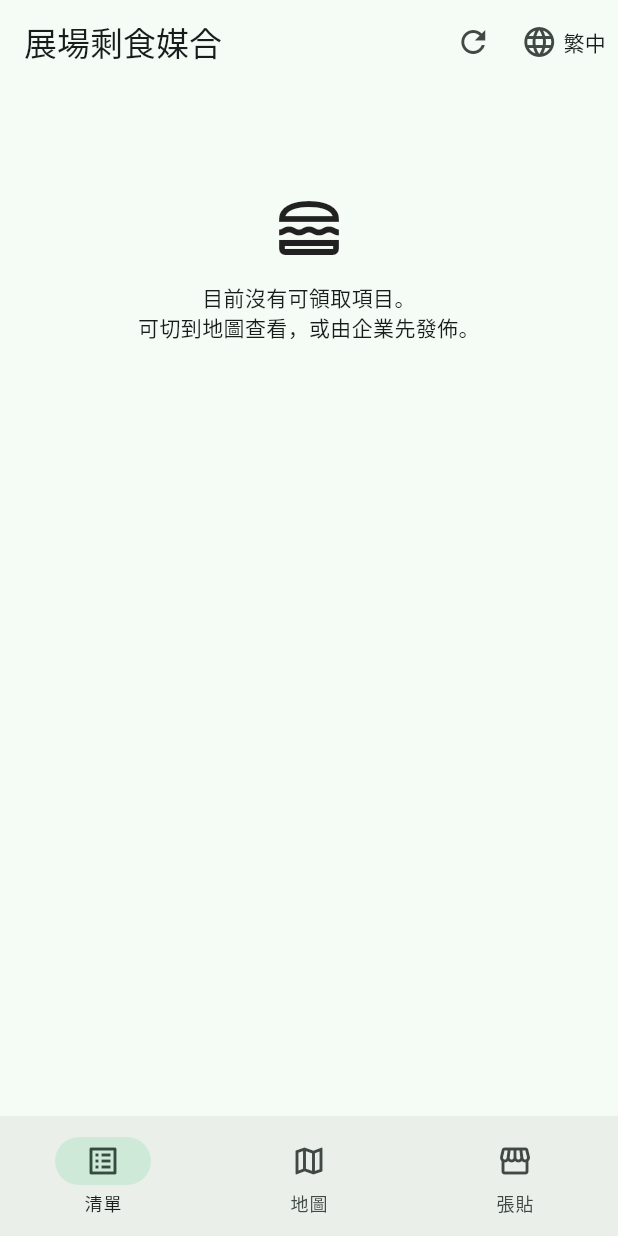
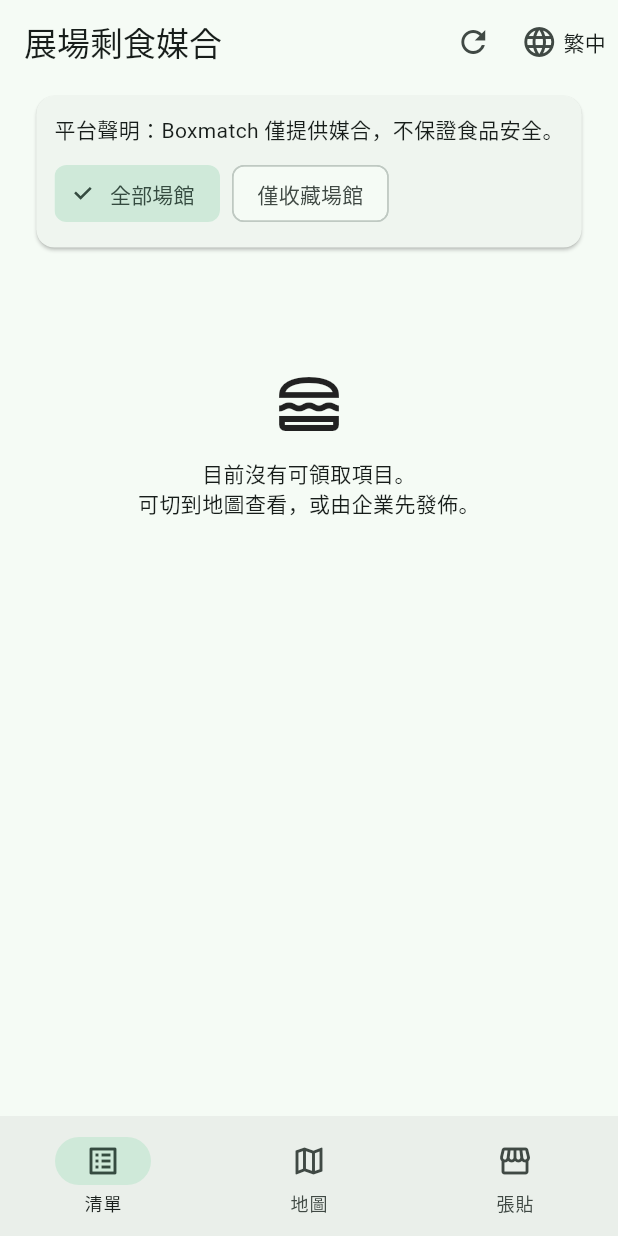
Before and after one commit to LEO0331/boxmatch, a Flutter app: the screen it shows after launch, on a phone screen of 412 x 824 dp. Run offline on Flutter 3.47's test engine with Material 3 defaults, Android fonts, the phone set to English and light mode, and no system bars; our stand-ins replace cloud_firestore, firebase_auth, firebase_core, flutter_map, go_router, latlong2 and 1 more; missing offline and left inert: flutter_map_cancellable_tile_provider; accounts and stored records are empty.

Commit message:
ux behavior improve

```diff
--- a/lib/core/layout/app_shell.dart
+++ b/lib/core/layout/app_shell.dart
@@ -1,4 +1,5 @@
 import 'package:flutter/material.dart';
+import 'package:flutter/foundation.dart';
 import 'package:go_router/go_router.dart';
 
 import '../i18n/app_strings.dart';
@@ -35,16 +36,20 @@ class AppShell extends StatelessWidget {
   Widget build(BuildContext context) {
     final index = _currentIndex();
     final isWide = MediaQuery.sizeOf(context).width >= 900;
+    final useRail = kIsWeb || isWide;
     final s = AppStrings.of(context);
 
-    if (isWide) {
+    if (useRail) {
+      final isCompactRail = MediaQuery.sizeOf(context).width < 1200;
       return Scaffold(
         body: Row(
           children: [
             NavigationRail(
               selectedIndex: index,
               onDestinationSelected: (next) => _navigate(context, next),
-              labelType: NavigationRailLabelType.all,
+              labelType: isCompactRail
+                  ? NavigationRailLabelType.selected
+                  : NavigationRailLabelType.all,
               destinations: [
                 NavigationRailDestination(
                   icon: const Icon(Icons.list_alt_outlined),
--- a/lib/features/surplus/presentation/browse/listings_page.dart
+++ b/lib/features/surplus/presentation/browse/listings_page.dart
@@ -20,7 +20,8 @@ class ListingsPage extends StatefulWidget {
 
 class _ListingsPageState extends State<ListingsPage> {
   Timer? _reconcileTimer;
-  bool _favoritesOnly = false;
+  static bool _favoritesOnlyMemory = false;
+  bool _favoritesOnly = _favoritesOnlyMemory;
 
   @override
   void initState() {
@@ -47,6 +48,13 @@ class _ListingsPageState extends State<ListingsPage> {
     if (mounted) {
       setState(() {});
     }
+  }
+
+  void _setFavoritesOnly(bool value) {
+    setState(() {
+      _favoritesOnly = value;
+      _favoritesOnlyMemory = value;
+    });
   }
 
   @override
@@ -131,31 +139,11 @@ class _ListingsPageState extends State<ListingsPage> {
                   }
 
                   if (listings.isEmpty) {
-                    return ListView(
-                      padding: const EdgeInsets.all(24),
-                      children: [
-                        const SizedBox(height: 48),
-                        const Icon(Icons.lunch_dining_outlined, size: 48),
-                        const SizedBox(height: 12),
-                        Text(s.noActiveListings, textAlign: TextAlign.center),
-                      ],
-                    );
-                  }
-
-                  return ListView.builder(
-                    itemCount: listings.length + 1,
-                    itemBuilder: (context, index) {
-                      if (index == 0) {
                     return Column(
                       children: [
                         if (!dependencies.usingFirebase)
                           Card(
-                                margin: const EdgeInsets.fromLTRB(
-                                  12,
-                                  12,
-                                  12,
-                                  8,
-                                ),
+                            margin: const EdgeInsets.fromLTRB(12, 12, 12, 8),
                             child: Padding(
                               padding: const EdgeInsets.all(12),
                               child: Text(s.localDemoModeNotice),
@@ -176,11 +164,7 @@ class _ListingsPageState extends State<ListingsPage> {
                                   children: [
                                     ChoiceChip(
                                       selected: !_favoritesOnly,
-                                          onSelected: (_) {
-                                            setState(() {
-                                              _favoritesOnly = false;
-                                            });
-                                          },
+                                      onSelected: (_) => _setFavoritesOnly(false),
                                       label: Text(
                                         AppScope.of(
                                               context,
@@ -191,11 +175,7 @@ class _ListingsPageState extends State<ListingsPage> {
                                     ),
                                     ChoiceChip(
                                       selected: _favoritesOnly,
-                                          onSelected: (_) {
-                                            setState(() {
-                                              _favoritesOnly = true;
-                                            });
-                                          },
+                                      onSelected: (_) => _setFavoritesOnly(true),
                                       label: Text(
                                         AppScope.of(
                                               context,
@@ -210,11 +190,80 @@ class _ListingsPageState extends State<ListingsPage> {
                             ),
                           ),
                         ),
+                        Expanded(
+                          child: ListView(
+                            padding: const EdgeInsets.all(24),
+                            children: [
+                              const SizedBox(height: 48),
+                              const Icon(Icons.lunch_dining_outlined, size: 48),
+                              const SizedBox(height: 12),
+                              Text(
+                                s.noActiveListings,
+                                textAlign: TextAlign.center,
+                              ),
+                            ],
+                          ),
+                        ),
                       ],
                     );
                   }
 
-                      final listing = listings[index - 1];
+                  return Column(
+                    children: [
+                      if (!dependencies.usingFirebase)
+                        Card(
+                          margin: const EdgeInsets.fromLTRB(12, 12, 12, 8),
+                          child: Padding(
+                            padding: const EdgeInsets.all(12),
+                            child: Text(s.localDemoModeNotice),
+                          ),
+                        ),
+                      Card(
+                        margin: const EdgeInsets.fromLTRB(12, 8, 12, 8),
+                        child: Padding(
+                          padding: const EdgeInsets.all(12),
+                          child: Column(
+                            crossAxisAlignment: CrossAxisAlignment.start,
+                            children: [
+                              Text(s.platformDisclaimer),
+                              const SizedBox(height: 8),
+                              Wrap(
+                                spacing: 8,
+                                runSpacing: 8,
+                                children: [
+                                  ChoiceChip(
+                                    selected: !_favoritesOnly,
+                                    onSelected: (_) => _setFavoritesOnly(false),
+                                    label: Text(
+                                      AppScope.of(
+                                            context,
+                                          ).localeController.isZhTw
+                                          ? '全部場館'
+                                          : 'All venues',
+                                    ),
+                                  ),
+                                  ChoiceChip(
+                                    selected: _favoritesOnly,
+                                    onSelected: (_) => _setFavoritesOnly(true),
+                                    label: Text(
+                                      AppScope.of(
+                                            context,
+                                          ).localeController.isZhTw
+                                          ? '僅收藏場館'
+                                          : 'Favorites only',
+                                    ),
+                                  ),
+                                ],
+                              ),
+                            ],
+                          ),
+                        ),
+                      ),
+                      Expanded(
+                        child: ListView.builder(
+                          itemCount: listings.length,
+                          itemBuilder: (context, index) {
+                            final listing = listings[index];
                       final venue = venueMap[listing.venueId];
                       final donorName =
                           listing.displayNameOptional?.trim().isNotEmpty == true
@@ -246,7 +295,9 @@ class _ListingsPageState extends State<ListingsPage> {
                                               ? Icons.favorite
                                               : Icons.favorite_border,
                                           color: isFavorite
-                                        ? Theme.of(context).colorScheme.error
+                                              ? Theme.of(
+                                                  context,
+                                                ).colorScheme.error
                                               : null,
                                         ),
                                         onPressed: () => favoritesStore
@@ -260,6 +311,9 @@ class _ListingsPageState extends State<ListingsPage> {
                               ),
                             );
                           },
+                        ),
+                      ),
+                    ],
                   );
                 },
               );
```
Also changed, not shown: lib/features/surplus/presentation/browse/listing_detail_page.dart (+17 -1 lines). Lines whose indentation alone changed are shown as unchanged.
